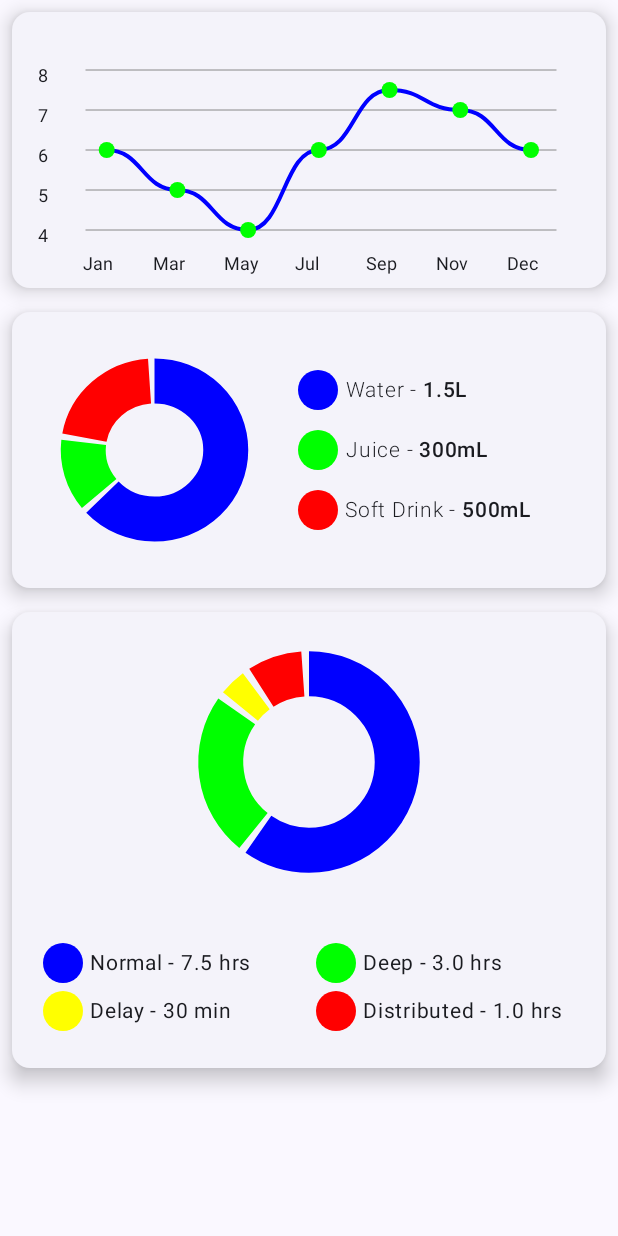
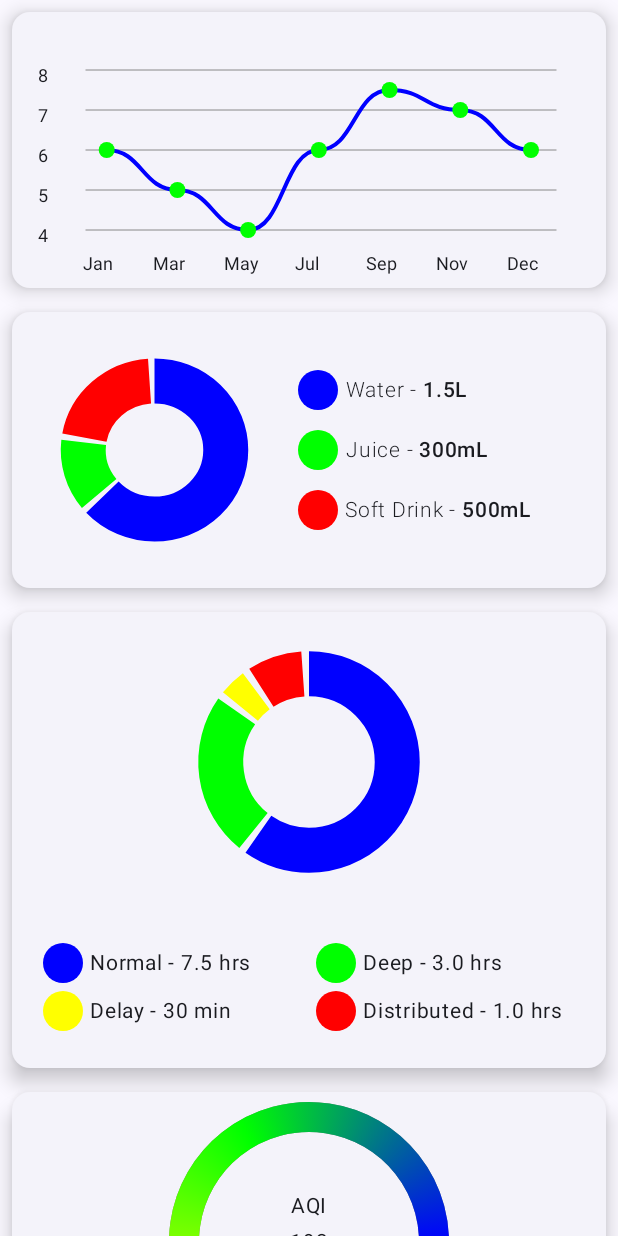
Before and after one commit to basakjeet08/Chart-Library, an Android app built with Jetpack Compose: the screen it shows after launch (MainActivity), on a phone screen of 412 x 824 dp. Run offline under Robolectric (Android 15) with nearby library versions, the phone set to English and light mode, and no system bars.

Commit message:
feat - Ring Chart Made

```diff
--- a/app/src/main/java/com/dev/anirban/chartlibrary/MainActivity.kt
+++ b/app/src/main/java/com/dev/anirban/chartlibrary/MainActivity.kt
@@ -8,6 +8,8 @@ import androidx.compose.foundation.layout.fillMaxSize
 import androidx.compose.foundation.layout.fillMaxWidth
 import androidx.compose.foundation.layout.height
 import androidx.compose.foundation.layout.padding
+import androidx.compose.foundation.rememberScrollState
+import androidx.compose.foundation.verticalScroll
 import androidx.compose.material3.CardDefaults
 import androidx.compose.material3.ElevatedCard
 import androidx.compose.material3.MaterialTheme
@@ -22,6 +24,7 @@ import com.dev.anirban.chartlibrary.chartsprototypes.donutchart.samerow.DonutCha
 import com.dev.anirban.chartlibrary.chartsprototypes.linechart.LineChart
 import com.dev.anirban.chartlibrary.chartsprototypes.linechart.LineChartData
 import com.dev.anirban.chartlibrary.chartsprototypes.linechart.LineChartDecoration
+import com.dev.anirban.chartlibrary.chartsprototypes.ringchart.RingChart
 import com.dev.anirban.chartlibrary.ui.theme.ChartLibraryTheme
 
 class MainActivity : ComponentActivity() {
@@ -47,7 +50,10 @@ class MainActivity : ComponentActivity() {
 //                    ).build()
 
 
-                    Column {
+                    Column(
+                        modifier = Modifier
+                            .verticalScroll(rememberScrollState())
+                    ) {
 
                         // Line Chart
                         ElevatedCard(
@@ -120,6 +126,15 @@ class MainActivity : ComponentActivity() {
                             DifferentRowDonutChart()
                         }
 
+                        // Raw Ring Chart
+                        ElevatedCard(
+                            modifier = Modifier
+                                .fillMaxWidth()
+                                .padding(8.dp),
+                            elevation = CardDefaults.cardElevation(8.dp),
+                        ) {
+                            RingChart()
+                        }
                     }
                 }
             }
--- /dev/null
+++ b/app/src/main/java/com/dev/anirban/chartlibrary/chartsprototypes/ringchart/RingChart.kt
@@ -0,0 +1,192 @@
+package com.dev.anirban.chartlibrary.chartsprototypes.ringchart
+
+import android.graphics.Paint
+import android.graphics.Typeface
+import androidx.compose.foundation.Canvas
+import androidx.compose.foundation.layout.Arrangement
+import androidx.compose.foundation.layout.Box
+import androidx.compose.foundation.layout.Column
+import androidx.compose.foundation.layout.fillMaxWidth
+import androidx.compose.foundation.layout.height
+import androidx.compose.foundation.layout.width
+import androidx.compose.material3.Text
+import androidx.compose.runtime.Composable
+import androidx.compose.ui.Alignment
+import androidx.compose.ui.Modifier
+import androidx.compose.ui.geometry.Offset
+import androidx.compose.ui.geometry.Size
+import androidx.compose.ui.graphics.Brush
+import androidx.compose.ui.graphics.Color
+import androidx.compose.ui.graphics.StrokeCap
+import androidx.compose.ui.graphics.drawscope.DrawScope
+import androidx.compose.ui.graphics.drawscope.Stroke
+import androidx.compose.ui.graphics.nativeCanvas
+import androidx.compose.ui.graphics.toArgb
+import androidx.compose.ui.tooling.preview.Preview
+import androidx.compose.ui.unit.dp
+import androidx.compose.ui.unit.sp
+
+@Preview
+@Composable
+fun DefaultPreview() {
+    RingChart()
+}
+
+// Chart Item List
+private const val itemValues = 500
+
+// Chart Color List
+private val colorList = listOf(
+    Color.Blue,
+    Color.Yellow,
+    Color.Green,
+    Color.Blue
+)
+
+/**
+ * This function draws the Ring chart and is the starting point of the Chart
+ */
+@Composable
+fun RingChart() {
+
+    // Main UI for the Donut Chart
+    Column(
+        modifier = Modifier
+            .fillMaxWidth(),
+        verticalArrangement = Arrangement.Center,
+        horizontalAlignment = Alignment.CenterHorizontally
+    ) {
+
+        Box(
+            modifier = Modifier,
+            contentAlignment = Alignment.Center
+        ) {
+
+            // Center Texts are being shown like this
+            Column(
+                horizontalAlignment = Alignment.CenterHorizontally
+            ) {
+                Text(
+                    text = "AQI",
+                    fontSize = 14.sp
+                )
+                Text(
+                    "193",
+                    fontSize = 14.sp
+                )
+                Text(
+                    "Moderate",
+                    fontSize = 14.sp
+                )
+            }
+
+            // Canvas which contains the Donut chart
+            Canvas(
+                modifier = Modifier
+                    .height(200.dp)
+                    .width(200.dp)
+            ) {
+
+                // Component Size or the size of the part of canvas where we can draw the donut chart
+                val componentSize = size / 1.2f
+
+                // These functions draws the Ring Chart and its readings
+                drawBackground(componentSize = componentSize)
+                drawRing(componentSize = componentSize)
+                drawOthers(componentSize = componentSize)
+            }
+        }
+    }
+}
+
+/**
+ * THis function draws the Ring Chart foreground
+ */
+fun DrawScope.drawRing(
+    componentSize: Size
+) {
+
+    // This is the angle by which the chart shall be filled
+    val sweepAngle = (itemValues.toFloat() / 500f) * 300f
+
+    //This function draws the Arc
+    drawArc(
+        brush = Brush.sweepGradient(colors = colorList),
+        startAngle = 120f,
+        sweepAngle = sweepAngle,
+        useCenter = false,
+        size = componentSize,
+        style = Stroke(
+            width = 30f,
+            cap = StrokeCap.Round
+        ),
+        topLeft = Offset(
+            x = (size.width - componentSize.width) / 2f,
+            y = (size.height - componentSize.height) / 2f
+        )
+    )
+
+}
+
+/**
+ * This is the function which draws a Gray Background in the chart to denote unfilled portion
+ */
+fun DrawScope.drawBackground(
+    componentSize: Size
+) {
+
+    //This function draws the Arc
+    drawArc(
+        color = Color.Gray,
+        startAngle = 120f,
+        sweepAngle = 300f,
+        useCenter = false,
+        size = componentSize,
+        style = Stroke(
+            width = 30f,
+            cap = StrokeCap.Round
+        ),
+        topLeft = Offset(
+            x = (size.width - componentSize.width) / 2f,
+            y = (size.height - componentSize.height) / 2f
+        )
+    )
+}
+
+/**
+ * This function draws the reading texts of starting reading and the ending reading
+ */
+fun DrawScope.drawOthers(
+    componentSize: Size
+) {
+
+    // padding or we can say these are the origin points of the component
+    val xPadding = (size.width - componentSize.width) / 2f
+    val yPadding = (size.height - componentSize.height) / 2f
+
+    // This draws the Left String Reading
+    drawContext.canvas.nativeCanvas.drawText(
+        "0",
+        xPadding,
+        size.height - yPadding,
+        Paint().apply {
+            color = Color.White.toArgb()
+            textSize = 12.sp.toPx()
+            textAlign = Paint.Align.LEFT
+            typeface = Typeface.create(Typeface.DEFAULT, Typeface.NORMAL)
+        }
+    )
+
+    // This draws the Right String Reading
+    drawContext.canvas.nativeCanvas.drawText(
+        "500",
+        size.width - xPadding - 32f,
+        size.height - yPadding,
+        Paint().apply {
+            color = Color.White.toArgb()
+            textSize = 12.sp.toPx()
+            textAlign = Paint.Align.LEFT
+            typeface = Typeface.create(Typeface.DEFAULT, Typeface.NORMAL)
+        }
+    )
+}
```
